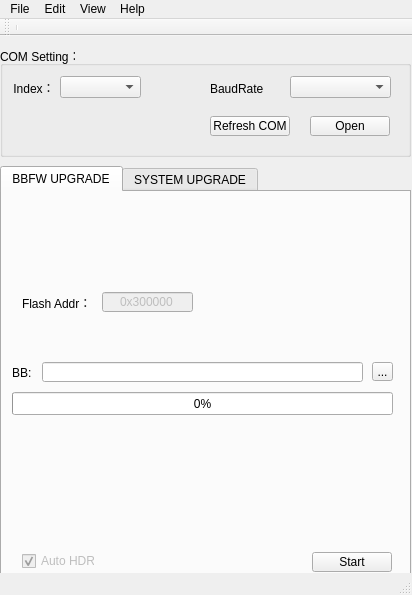
Before: the Qt Designer form upgrade_tool.ui in iiceal/sc-qt-upgradetools, drawn with Qt 5.
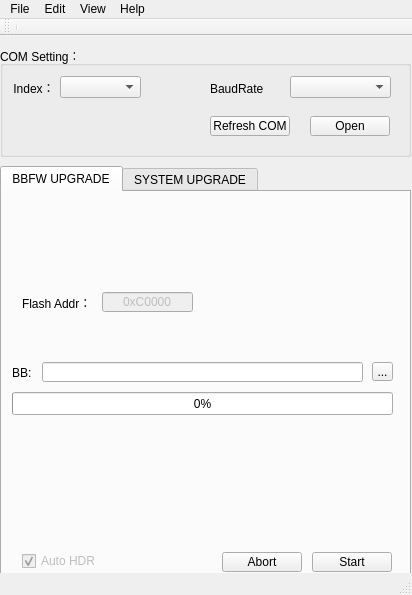
After: the same form once the commit is applied.

Commit message:
[tags]:source code qt project of upgrade tools v4.0
1.add abort function durring upgrade processing.
2.modify the method of header adding for bb fw.

```diff
--- a/upgrade_tool.ui
+++ b/upgrade_tool.ui
@@ -255,12 +255,25 @@
        <enum>Qt::RightToLeft</enum>
       </property>
       <property name="text">
-       <string>0x300000</string>
+       <string>0xC0000</string>
       </property>
       <property name="alignment">
        <set>Qt::AlignCenter</set>
       </property>
      </widget>
+     <widget class="QPushButton" name="BBFW_BURN_ABORT">
+      <property name="geometry">
+       <rect>
+        <x>220</x>
+        <y>360</y>
+        <width>80</width>
+        <height>20</height>
+       </rect>
+      </property>
+      <property name="text">
+       <string>Abort</string>
+      </property>
+     </widget>
     </widget>
     <widget class="QWidget" name="SYS_BURN">
      <attribute name="title">
```
Left out of the diff: 13 changed lines with no effect on the pictures. The commit also changes 10 other files.
